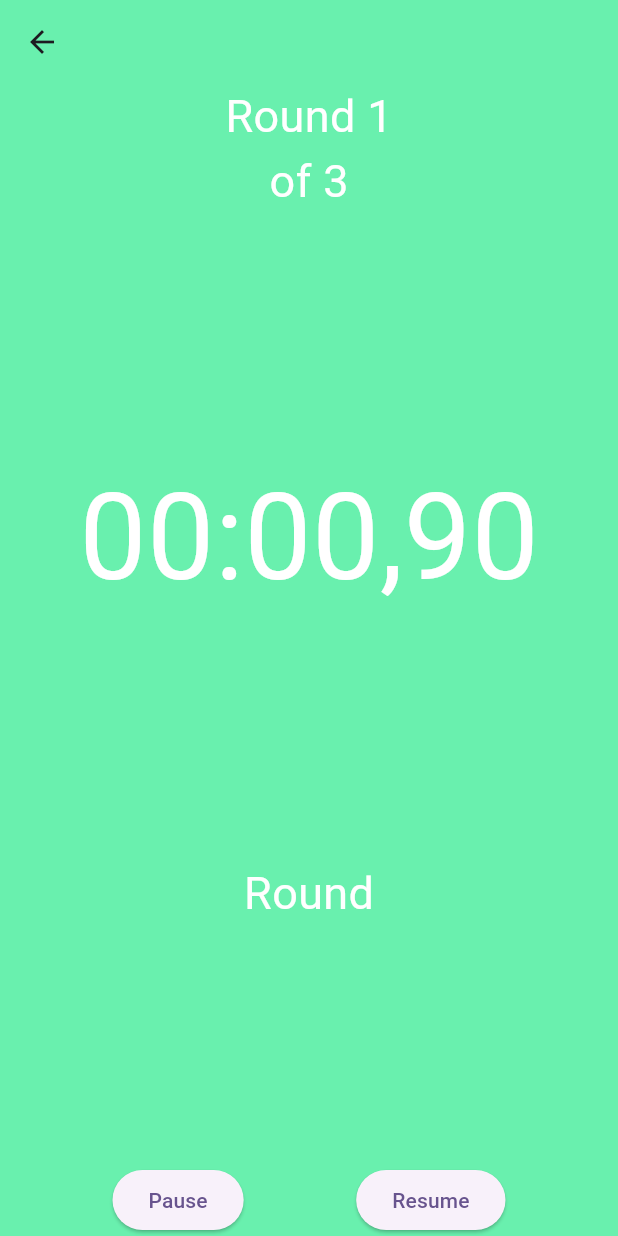
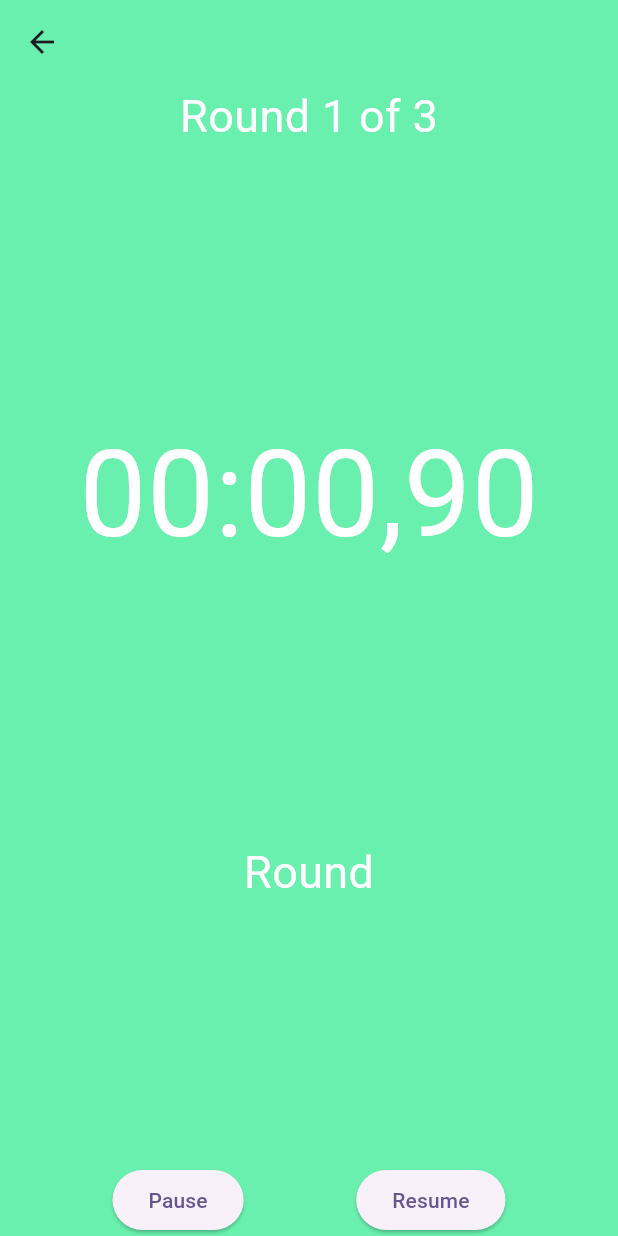
Before and after one commit to LeonardoVelarde/box_round_timer, a Flutter app: the screen it shows after launch, after a tap on "Start", on a phone screen of 412 x 824 dp. Run offline on Flutter 3.47's test engine with Material 3 defaults, Android fonts, the phone set to English and light mode, and no system bars.

Commit message:
fixed the alleged round counter bug

```diff
--- a/lib/src/screens/round_timer.dart
+++ b/lib/src/screens/round_timer.dart
@@ -67,12 +67,11 @@ class _RoundTimerState extends State<RoundTimer> with SingleTickerProviderStateM
         if (_currentTimerMillies <= 0) {
           _ticker.stop();
           if (_roundCounter == widget.roundCount) {
+            _currentCounterState = FINISHED_STATE;
+          } else {
             _currentCounterState = REST_STATE;
             _currentTimerMillies = _restLengthInMillies;
             _ticker.start();
-          } else {
-            _currentCounterState = FINISHED_STATE;
-            _ticker.stop();
           }
         }
       });
@@ -85,8 +84,8 @@ class _RoundTimerState extends State<RoundTimer> with SingleTickerProviderStateM
           _ticker.stop();
           _currentCounterState = ROUND_STATE;
           _currentTimerMillies = _roundLengthInMillies;
+          _ticker.start();
           _roundCounter++;
-          _ticker.start();
         }
       });
   }
@@ -153,11 +152,7 @@ class _RoundTimerState extends State<RoundTimer> with SingleTickerProviderStateM
           mainAxisAlignment: MainAxisAlignment.center,
           children: <Widget>[
             Text(
-              'Round $_roundCounter',
-              style: const TextStyle(color: Colors.white, fontSize: 30),
-            ),
-            Text(
-              'of ${widget.roundCount}',
+              'Round $_roundCounter of ${widget.roundCount}',
               style: const TextStyle(color: Colors.white, fontSize: 30),
             ),
             const Spacer(),
```
